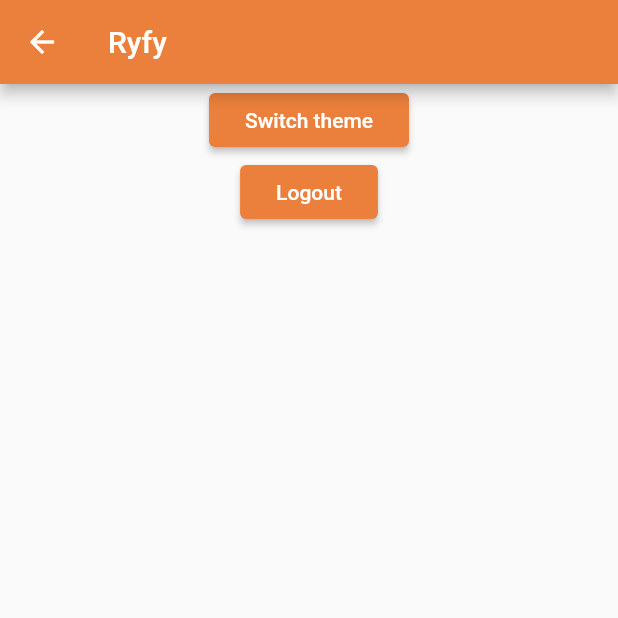
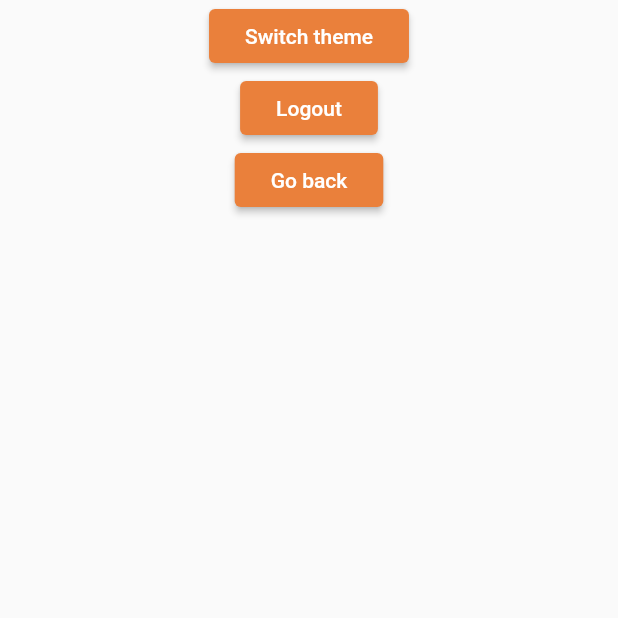
Before and after one commit to Grozby/MobileAppFlutter, a Flutter app: the SettingsScreen screen opened by its route, on a phone screen of 412 x 824 dp, the top half of it. Run offline on Flutter 3.47's test engine with Material 2 defaults, Android fonts, the phone set to English and light mode, and no system bars; our stand-ins replace auto_size_text, cached_network_image, dio, google_sign_in, shared_preferences, transparent_image; accounts and stored records are empty; generated files the repository leaves out were written again; statements that could not run were skipped; project files that could hold a hidden picture were left out.

Commit message:
Removed unused AppBar in active development screens

```diff
--- a/mobile_application/lib/screens/settings_screen.dart
+++ b/mobile_application/lib/screens/settings_screen.dart
@@ -10,10 +10,8 @@ class SettingsScreen extends StatelessWidget {
   @override
   Widget build(BuildContext context) {
     return Scaffold(
-      appBar: AppBar(
-        title: const Text('Ryfy'),
-      ),
-      body: Column(
+      body: SafeArea(
+        child: Column(
           children: [
             Center(
               child: RaisedButton(
@@ -35,7 +33,16 @@ class SettingsScreen extends StatelessWidget {
                 child: const Text('Logout'),
               ),
             ),
+            Center(
+              child: RaisedButton(
+                onPressed: () {
+                  Navigator.of(context).pop();
+                },
+                child: const Text('Go back'),
+              ),
+            ),
           ],
+        ),
       ),
     );
   }
--- a/mobile_application/lib/widgets/phone/explore/explore_screen_widgets.dart
+++ b/mobile_application/lib/widgets/phone/explore/explore_screen_widgets.dart
@@ -48,7 +48,7 @@ class InfoBarWidget extends StatelessWidget {
               ),
               Expanded(
                 child: CircularButtonInfoBar(
-                  assetPath: "assets/images/message.png",
+                  assetPath: "message.png",
                   onPressFunction: () {
                     Navigator.of(context).pushNamed(
                       MessagesScreen.routeName,
```
Also changed, not shown: mobile_application/lib/screens/homepage_screen.dart (+0 -12 lines), mobile_application/lib/screens/user_profile_screen.dart (+48 -7 lines), mobile_application/lib/widgets/general/image_wrapper.dart (+2 -8 lines), mobile_application/assets/images/back_arrow.png (added), mobile_application/assets/images/settings.png (added). Lines whose indentation alone changed are shown as unchanged.
